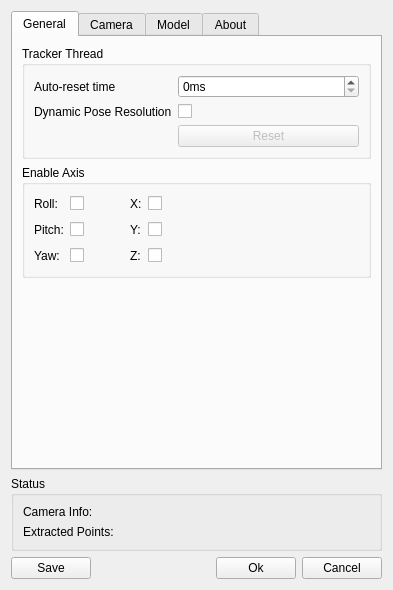
This is ftnoir_tracker_pt/FTNoIR_PT_Controls.ui in opentrack/opentrack as Qt 5 draws it before an edit. The edited form follows.
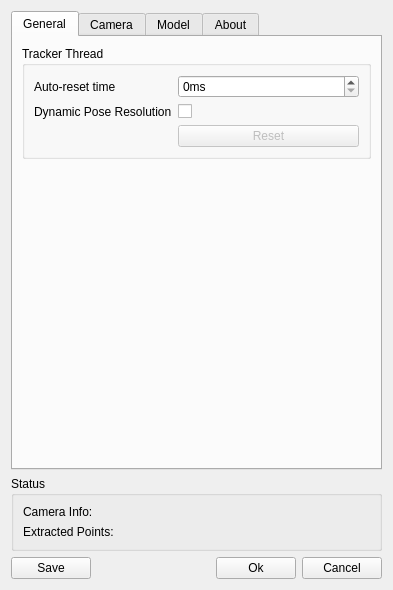
This is the edited form. Icons and pictures are not drawn.

```diff
--- a/ftnoir_tracker_pt/FTNoIR_PT_Controls.ui
+++ b/ftnoir_tracker_pt/FTNoIR_PT_Controls.ui
@@ -129,245 +129,6 @@
          </layout>
         </widget>
        </item>
-       <item>
-        <widget class="QGroupBox" name="groupBox_3">
-         <property name="minimumSize">
-          <size>
-           <width>0</width>
-           <height>85</height>
-          </size>
-         </property>
-         <property name="title">
-          <string>Enable Axis</string>
-         </property>
-         <layout class="QHBoxLayout" name="horizontalLayout_5">
-          <item>
-           <layout class="QGridLayout" name="gridLayout_2">
-            <item row="0" column="0">
-             <widget class="QLabel" name="label_6">
-              <property name="text">
-               <string>Roll:</string>
-              </property>
-              <property name="buddy">
-               <cstring>chkEnableRoll</cstring>
-              </property>
-             </widget>
-            </item>
-            <item row="1" column="0">
-             <widget class="QLabel" name="label_9">
-              <property name="text">
-               <string>Pitch:</string>
-              </property>
-              <property name="buddy">
-               <cstring>chkEnablePitch</cstring>
-              </property>
-             </widget>
-            </item>
-            <item row="2" column="0">
-             <widget class="QLabel" name="label_11">
-              <property name="text">
-               <string>Yaw:</string>
-              </property>
-              <property name="buddy">
-               <cstring>chkEnableYaw</cstring>
-              </property>
-             </widget>
-            </item>
-            <item row="0" column="1">
-             <widget class="QCheckBox" name="chkEnableRoll">
-              <property name="maximumSize">
-               <size>
-                <width>20</width>
-                <height>16777215</height>
-               </size>
-              </property>
-              <property name="layoutDirection">
-               <enum>Qt::LeftToRight</enum>
-              </property>
-              <property name="styleSheet">
-               <string notr="true"/>
-              </property>
-              <property name="text">
-               <string/>
-              </property>
-             </widget>
-            </item>
-            <item row="1" column="1">
-             <widget class="QCheckBox" name="chkEnablePitch">
-              <property name="maximumSize">
-               <size>
-                <width>20</width>
-                <height>16777215</height>
-               </size>
-              </property>
-              <property name="layoutDirection">
-               <enum>Qt::LeftToRight</enum>
-              </property>
-              <property name="text">
-               <string/>
-              </property>
-             </widget>
-            </item>
-            <item row="2" column="1">
-             <widget class="QCheckBox" name="chkEnableYaw">
-              <property name="maximumSize">
-               <size>
-                <width>20</width>
-                <height>16777215</height>
-               </size>
-              </property>
-              <property name="layoutDirection">
-               <enum>Qt::LeftToRight</enum>
-              </property>
-              <property name="text">
-               <string/>
-              </property>
-             </widget>
-            </item>
-            <item row="0" column="3">
-             <widget class="QLabel" name="label_14">
-              <property name="text">
-               <string>X:</string>
-              </property>
-              <property name="buddy">
-               <cstring>chkEnableX</cstring>
-              </property>
-             </widget>
-            </item>
-            <item row="0" column="4">
-             <widget class="QCheckBox" name="chkEnableX">
-              <property name="maximumSize">
-               <size>
-                <width>20</width>
-                <height>16777215</height>
-               </size>
-              </property>
-              <property name="layoutDirection">
-               <enum>Qt::LeftToRight</enum>
-              </property>
-              <property name="text">
-               <string/>
-              </property>
-             </widget>
-            </item>
-            <item row="1" column="3">
-             <widget class="QLabel" name="label_15">
-              <property name="text">
-               <string>Y:</string>
-              </property>
-              <property name="buddy">
-               <cstring>chkEnableY</cstring>
-              </property>
-             </widget>
-            </item>
-            <item row="1" column="4">
-             <widget class="QCheckBox" name="chkEnableY">
-              <property name="maximumSize">
-               <size>
-                <width>20</width>
-                <height>16777215</height>
-               </size>
-              </property>
-              <property name="layoutDirection">
-               <enum>Qt::LeftToRight</enum>
-              </property>
-              <property name="text">
-               <string/>
-              </property>
-             </widget>
-            </item>
-            <item row="2" column="3">
-             <widget class="QLabel" name="label_16">
-              <property name="text">
-               <string>Z:</string>
-              </property>
-              <property name="buddy">
-               <cstring>chkEnableZ</cstring>
-              </property>
-             </widget>
-            </item>
-            <item row="2" column="4">
-             <widget class="QCheckBox" name="chkEnableZ">
-              <property name="maximumSize">
-               <size>
-                <width>20</width>
-                <height>16777215</height>
-               </size>
-              </property>
-              <property name="layoutDirection">
-               <enum>Qt::LeftToRight</enum>
-              </property>
-              <property name="text">
-               <string/>
-              </property>
-             </widget>
-            </item>
-            <item row="0" column="2">
-             <spacer name="horizontalSpacer_3">
-              <property name="orientation">
-               <enum>Qt::Horizontal</enum>
-              </property>
-              <property name="sizeType">
-               <enum>QSizePolicy::Minimum</enum>
-              </property>
-              <property name="sizeHint" stdset="0">
-               <size>
-                <width>40</width>
-                <height>20</height>
-               </size>
-              </property>
-             </spacer>
-            </item>
-            <item row="1" column="2">
-             <spacer name="horizontalSpacer_5">
-              <property name="orientation">
-               <enum>Qt::Horizontal</enum>
-              </property>
-              <property name="sizeType">
-               <enum>QSizePolicy::Minimum</enum>
-              </property>
-              <property name="sizeHint" stdset="0">
-               <size>
-                <width>40</width>
-                <height>20</height>
-               </size>
-              </property>
-             </spacer>
-            </item>
-            <item row="2" column="2">
-             <spacer name="horizontalSpacer_8">
-              <property name="orientation">
-               <enum>Qt::Horizontal</enum>
-              </property>
-              <property name="sizeType">
-               <enum>QSizePolicy::Minimum</enum>
-              </property>
-              <property name="sizeHint" stdset="0">
-               <size>
-                <width>40</width>
-                <height>20</height>
-               </size>
-              </property>
-             </spacer>
-            </item>
-           </layout>
-          </item>
-          <item>
-           <spacer name="horizontalSpacer_4">
-            <property name="orientation">
-             <enum>Qt::Horizontal</enum>
-            </property>
-            <property name="sizeHint" stdset="0">
-             <size>
-              <width>40</width>
-              <height>20</height>
-             </size>
-            </property>
-           </spacer>
-          </item>
-         </layout>
-        </widget>
-       </item>
        <item>
         <spacer name="verticalSpacer">
          <property name="orientation">
```
Left out of the diff: 6 changed lines with no effect on the pictures.
